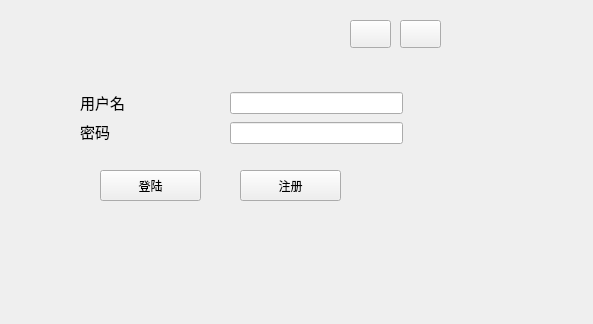
Qt form qt/UI/login.ui (entropy2333/MyCloud) before a commit.
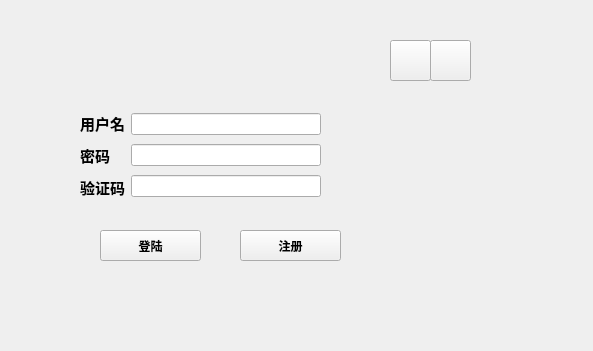
The same form after that commit.

```diff
--- a/qt/UI/login.ui
+++ b/qt/UI/login.ui
@@ -10,7 +10,7 @@
     <x>0</x>
     <y>0</y>
     <width>593</width>
-    <height>324</height>
+    <height>351</height>
    </rect>
   </property>
   <property name="windowTitle">
@@ -21,20 +21,27 @@
     <property name="geometry">
      <rect>
       <x>10</x>
-      <y>50</y>
-      <width>441</width>
-      <height>191</height>
+      <y>80</y>
+      <width>471</width>
+      <height>211</height>
      </rect>
     </property>
     <widget class="QPushButton" name="pushButton">
      <property name="geometry">
       <rect>
        <x>90</x>
-       <y>120</y>
+       <y>150</y>
        <width>101</width>
        <height>31</height>
       </rect>
      </property>
+     <property name="font">
+      <font>
+       <family>幼圆</family>
+       <weight>75</weight>
+       <bold>true</bold>
+      </font>
+     </property>
      <property name="text">
       <string>登陆</string>
      </property>
@@ -43,31 +50,52 @@
      <property name="geometry">
       <rect>
        <x>230</x>
-       <y>120</y>
+       <y>150</y>
        <width>101</width>
        <height>31</height>
       </rect>
      </property>
+     <property name="font">
+      <font>
+       <family>幼圆</family>
+       <weight>75</weight>
+       <bold>true</bold>
+      </font>
+     </property>
      <property name="text">
       <string>注册</string>
      </property>
     </widget>
-    <widget class="QWidget" name="layoutWidget">
+    <widget class="QWidget" name="widget_3" native="true">
+     <property name="geometry">
+      <rect>
+       <x>329</x>
+       <y>90</y>
+       <width>121</width>
+       <height>31</height>
+      </rect>
+     </property>
+    </widget>
+    <widget class="QWidget" name="">
      <property name="geometry">
       <rect>
        <x>70</x>
-       <y>40</y>
-       <width>116</width>
-       <height>53</height>
+       <y>30</y>
+       <width>241</width>
+       <height>90</height>
       </rect>
      </property>
+     <layout class="QHBoxLayout" name="horizontalLayout">
+      <item>
      <layout class="QVBoxLayout" name="verticalLayout">
       <item>
        <widget class="QLabel" name="label">
         <property name="font">
          <font>
-          <family>Consolas</family>
+            <family>幼圆</family>
           <pointsize>11</pointsize>
+            <weight>75</weight>
+            <bold>true</bold>
          </font>
         </property>
         <property name="text">
@@ -79,8 +107,10 @@
        <widget class="QLabel" name="label_2">
         <property name="font">
          <font>
-          <family>Consolas</family>
+            <family>幼圆</family>
           <pointsize>11</pointsize>
+            <weight>75</weight>
+            <bold>true</bold>
          </font>
         </property>
         <property name="text">
@@ -88,17 +118,24 @@
         </property>
        </widget>
       </item>
-     </layout>
-    </widget>
-    <widget class="QWidget" name="layoutWidget">
-     <property name="geometry">
-      <rect>
-       <x>220</x>
-       <y>40</y>
-       <width>173</width>
-       <height>57</height>
-      </rect>
-     </property>
+        <item>
+         <widget class="QLabel" name="label_3">
+          <property name="font">
+           <font>
+            <family>幼圆</family>
+            <pointsize>11</pointsize>
+            <weight>75</weight>
+            <bold>true</bold>
+           </font>
+          </property>
+          <property name="text">
+           <string>验证码</string>
+          </property>
+         </widget>
+        </item>
+       </layout>
+      </item>
+      <item>
      <layout class="QVBoxLayout" name="verticalLayout_2">
       <item>
        <widget class="QLineEdit" name="lineEdit"/>
@@ -106,6 +143,11 @@
       <item>
        <widget class="QLineEdit" name="lineEdit_2"/>
       </item>
+        <item>
+         <widget class="QLineEdit" name="lineEdit_3"/>
+        </item>
+       </layout>
+      </item>
      </layout>
     </widget>
    </widget>
@@ -113,18 +155,18 @@
     <property name="geometry">
      <rect>
       <x>10</x>
-      <y>20</y>
-      <width>441</width>
-      <height>31</height>
+      <y>40</y>
+      <width>471</width>
+      <height>41</height>
      </rect>
     </property>
     <widget class="QPushButton" name="pushButton_3">
      <property name="geometry">
       <rect>
-       <x>340</x>
+       <x>380</x>
        <y>0</y>
        <width>41</width>
-       <height>28</height>
+       <height>41</height>
       </rect>
      </property>
      <property name="text">
@@ -134,10 +176,10 @@
     <widget class="QPushButton" name="pushButton_4">
      <property name="geometry">
       <rect>
-       <x>390</x>
+       <x>420</x>
        <y>0</y>
        <width>41</width>
-       <height>28</height>
+       <height>41</height>
       </rect>
      </property>
      <property name="text">
```
Lines whose indentation alone changed are shown as unchanged.
